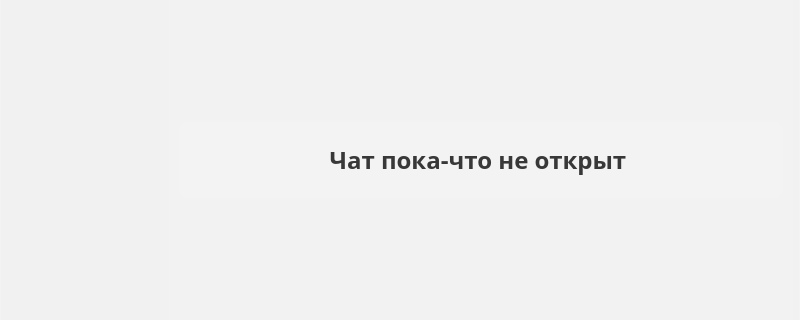
This is lumos.ui in kodyks-team/Lumos as Qt 5 draws it before an edit; both pictures show x 0 to 800 and y 140 to 460 of the 800 by 600 pixel window. The edited form follows.
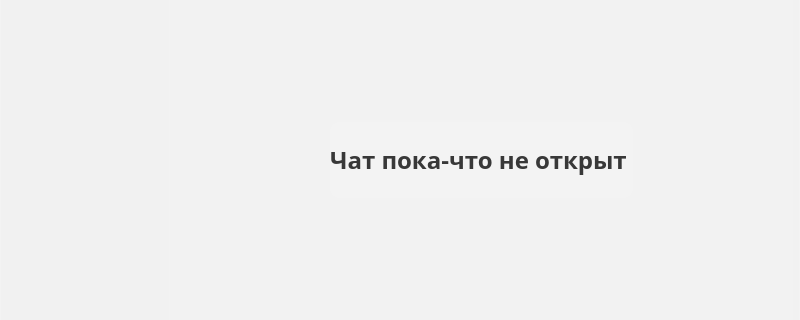
This is the edited form. Icons and pictures are not drawn.

Patch:
```diff
--- a/lumos.ui
+++ b/lumos.ui
@@ -294,7 +294,7 @@
            </spacer>
           </item>
           <item>
-           <layout class="QHBoxLayout" name="ChatLayoutH" stretch="1,60,1">
+           <layout class="QHBoxLayout" name="ChatLayoutH" stretch="1,0,1">
             <property name="spacing">
              <number>0</number>
             </property>
@@ -317,7 +317,7 @@
                <number>0</number>
               </property>
               <property name="text">
-               <string>&lt;html&gt;&lt;head/&gt;&lt;body&gt;&lt;p&gt;&lt;span style=&quot; font-size:18pt; font-weight:600; color:#383838;&quot;&gt;Чат пока-что не открыт &lt;/span&gt;&lt;img src=&quot;:/icons/assets/svg/no_emotion.svg&quot;/&gt;&lt;/p&gt;&lt;/body&gt;&lt;/html&gt;</string>
+               <string>&lt;html&gt;&lt;head/&gt;&lt;body&gt;&lt;p&gt;&lt;span style=&quot; font-size:18pt; font-weight:600; color:#383838;&quot;&gt;Чат пока-что не открыт &lt;/span&gt;&lt;img src=&quot;:/svg_icons/assets/svg/no_emotion.svg&quot;/&gt;&lt;/p&gt;&lt;/body&gt;&lt;/html&gt;</string>
               </property>
               <property name="alignment">
                <set>Qt::AlignCenter</set>
```
Left out of the diff: 5 changed lines with no effect on the pictures.
